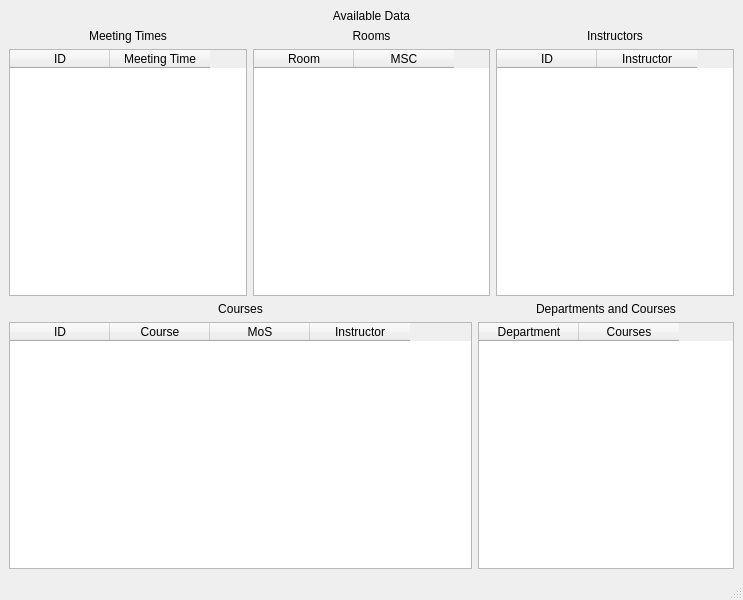
Before: the Qt Designer form sp_ui_data.ui in bl1nkker/pyqt5-schedule-problem, drawn with Qt 5.
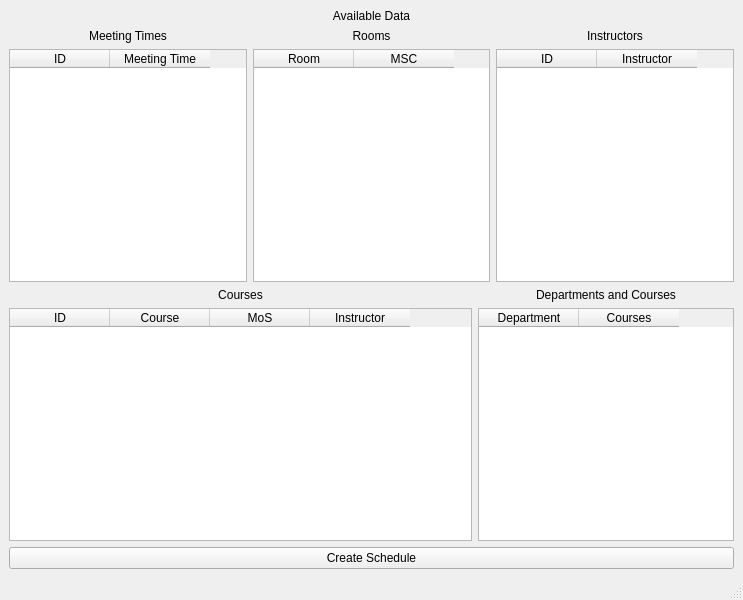
After: the same form once the commit is applied.

Commit message: added ui for result schedule

```diff
--- a/sp_ui_data.ui
+++ b/sp_ui_data.ui
@@ -183,6 +183,17 @@
       </item>
      </layout>
     </item>
+    <item>
+     <layout class="QHBoxLayout" name="horizontalLayout_6">
+      <item>
+       <widget class="QPushButton" name="create_button">
+        <property name="text">
+         <string>Create Schedule</string>
+        </property>
+       </widget>
+      </item>
+     </layout>
+    </item>
    </layout>
   </widget>
   <widget class="QMenuBar" name="menubar">
```
The commit also changes 6 other files.
